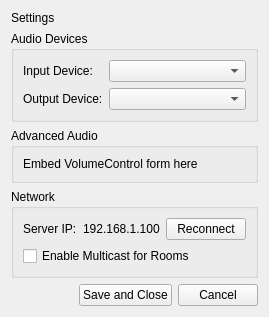
This is client/ui/settings_dialog.ui in yuvaneshbn/voice_app as Qt 5 draws it before an edit. The edited form follows.
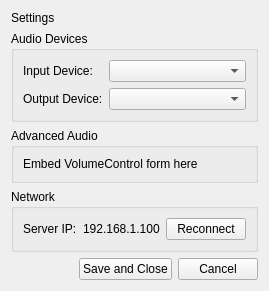
This is the edited form.

```diff
--- a/client/ui/settings_dialog.ui
+++ b/client/ui/settings_dialog.ui
@@ -30,7 +30,6 @@
      <layout class="QFormLayout" name="networkLayout">
       <item row="0" column="0"><widget class="QLabel" name="serverIpTitle"><property name="text"><string>Server IP:</string></property></widget></item>
       <item row="0" column="1"><layout class="QHBoxLayout" name="serverRow"><item><widget class="QLabel" name="serverIpValue"><property name="text"><string>192.168.1.100</string></property></widget></item><item><widget class="QPushButton" name="reconnectButton"><property name="text"><string>Reconnect</string></property></widget></item></layout></item>
-      <item row="1" column="0" colspan="2"><widget class="QCheckBox" name="multicastCheckbox"><property name="text"><string>Enable Multicast for Rooms</string></property></widget></item>
      </layout>
     </widget>
    </item>
```
